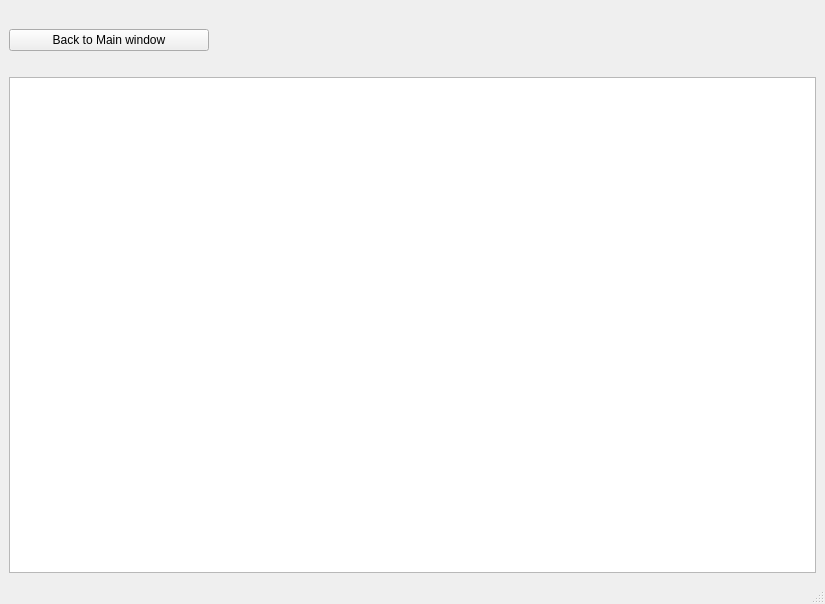
First picture: the form in hotelswindow.ui, repository SherifHamdy23/Expedia_Cpp, before the edit.
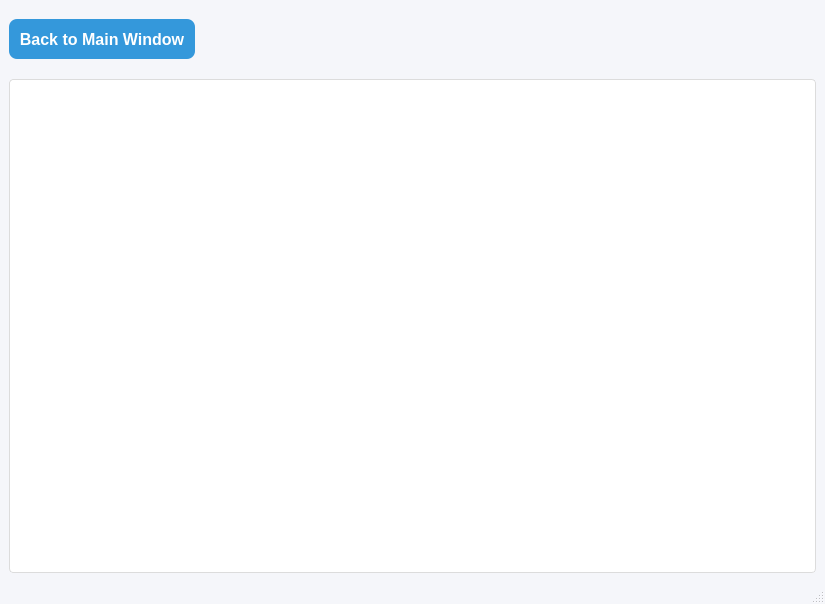
Second picture: the form after the edit.

What changed in the file:
```diff
--- a/hotelswindow.ui
+++ b/hotelswindow.ui
@@ -11,44 +11,96 @@
    </rect>
   </property>
   <property name="windowTitle">
-   <string>MainWindow</string>
+   <string>Hotels Window</string>
+  </property>
+  <property name="styleSheet">
+   <string>
+    QMainWindow {
+        background-color: #f5f6fa;
+    }
+    QPushButton {
+        background-color: #3498db;
+        color: white;
+        border-radius: 8px;
+        padding: 10px;
+        font-size: 16px;
+        font-weight: bold;
+    }
+    QPushButton:hover {
+        background-color: #2980b9;
+    }
+    QTableView {
+        background-color: white;
+        border: 1px solid #dcdcdc;
+        border-radius: 4px;
+        gridline-color: #ecf0f1;
+        font-size: 14px;
+    }
+    QTableView::item {
+        padding: 8px;
+    }
+    QTableView::item:selected {
+        background-color: #3498db;
+        color: white;
+    }
+   </string>
   </property>
   <widget class="QWidget" name="centralwidget">
    <layout class="QVBoxLayout" name="verticalLayout_4">
+    <property name="spacing">
+     <number>10</number>
+    </property>
+    <property name="contentsMargins">
+     <rect>
+      <x>15</x>
+      <y>15</y>
+      <x>15</x>
+      <y>15</y>
+     </rect>
+    </property>
     <item>
      <spacer name="verticalSpacer_2">
       <property name="orientation">
        <enum>Qt::Orientation::Vertical</enum>
       </property>
       <property name="sizeType">
-       <enum>QSizePolicy::Policy::Minimum</enum>
+       <enum>QSizePolicy::Policy::Fixed</enum>
       </property>
       <property name="sizeHint" stdset="0">
        <size>
         <width>20</width>
-        <height>20</height>
+        <height>10</height>
        </size>
       </property>
      </spacer>
     </item>
     <item>
      <layout class="QHBoxLayout" name="horizontalLayout_3">
+      <property name="spacing">
+       <number>10</number>
+      </property>
       <item>
        <widget class="QPushButton" name="backBtn">
         <property name="sizePolicy">
-         <sizepolicy hsizetype="Fixed" vsizetype="Fixed">
+         <sizepolicy hsizetype="Preferred" vsizetype="Fixed">
           <horstretch>0</horstretch>
           <verstretch>0</verstretch>
          </sizepolicy>
         </property>
         <property name="minimumSize">
          <size>
+          <width>150</width>
+          <height>40</height>
+         </size>
+        </property>
+        <property name="maximumSize">
+         <size>
           <width>200</width>
-          <height>0</height>
+          <height>40</height>
          </size>
         </property>
         <property name="text">
-         <string>Back to Main window</string>
+         <string>Back to Main Window</string>
         </property>
        </widget>
       </item>
@@ -57,6 +109,9 @@
         <property name="orientation">
          <enum>Qt::Orientation::Horizontal</enum>
         </property>
+        <property name="sizeType">
+         <enum>QSizePolicy::Policy::Expanding</enum>
+        </property>
         <property name="sizeHint" stdset="0">
          <size>
           <width>40</width>
@@ -73,18 +128,25 @@
        <enum>Qt::Orientation::Vertical</enum>
       </property>
       <property name="sizeType">
-       <enum>QSizePolicy::Policy::Maximum</enum>
+       <enum>QSizePolicy::Policy::Fixed</enum>
       </property>
       <property name="sizeHint" stdset="0">
        <size>
         <width>20</width>
-        <height>20</height>
+        <height>10</height>
        </size>
       </property>
      </spacer>
     </item>
     <item>
-     <widget class="QTableView" name="tableView"/>
+     <widget class="QTableView" name="tableView">
+      <property name="sizePolicy">
+       <sizepolicy hsizetype="Expanding" vsizetype="Expanding">
+        <horstretch>0</horstretch>
+        <verstretch>0</verstretch>
+       </sizepolicy>
+      </property>
+     </widget>
     </item>
    </layout>
   </widget>
```
